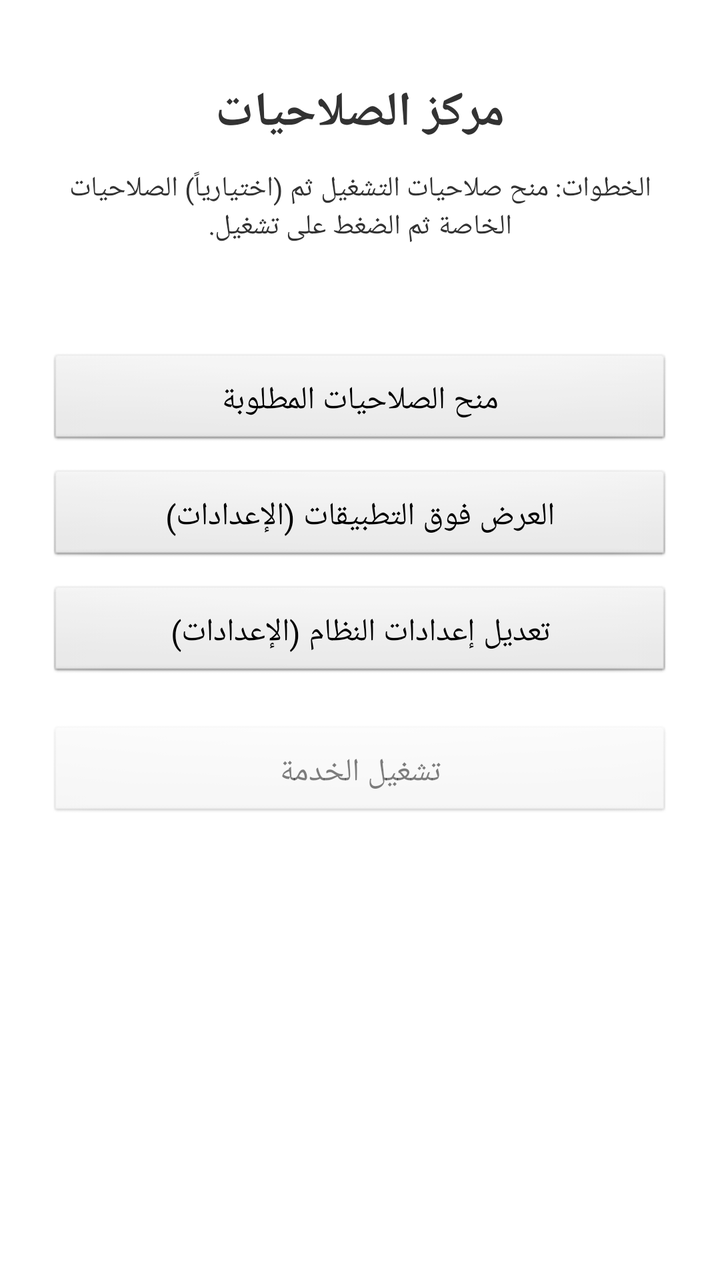
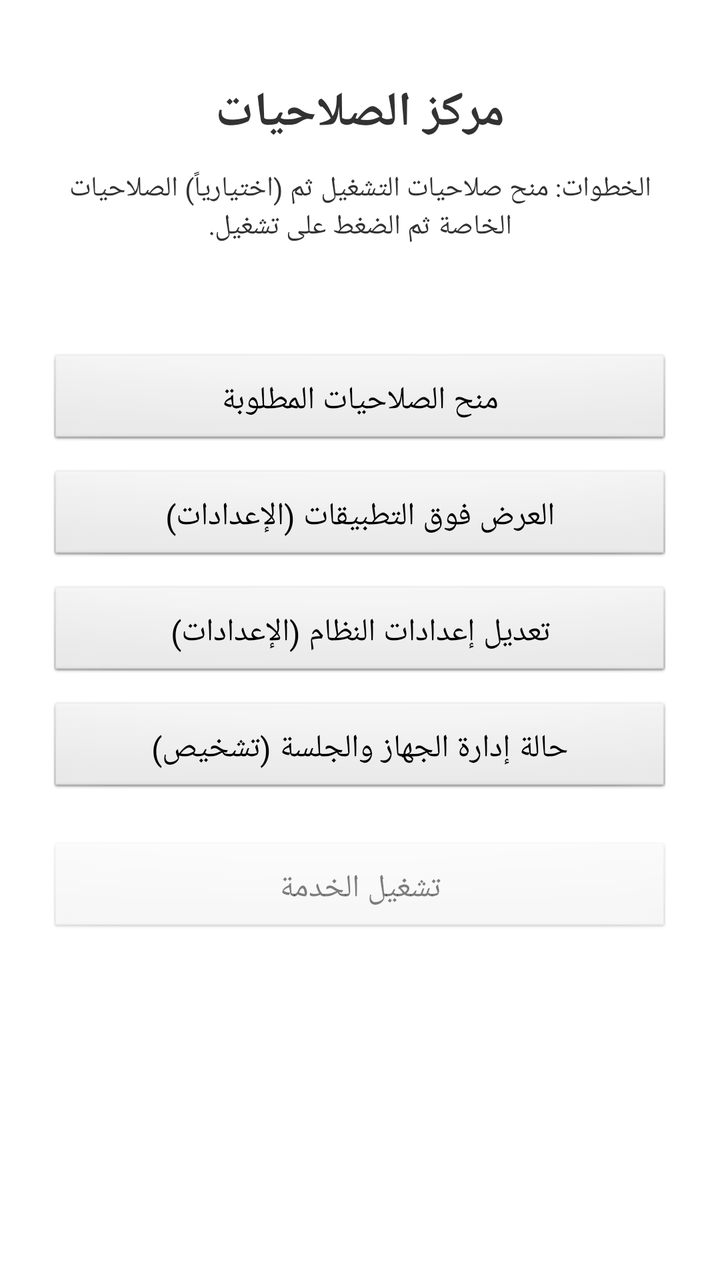

Two renders of the same Android screen: before a commit and after it. Below are the layout's source before the change and the commit's diff.
<!-- AndroidManifest.xml: activity theme AppTheme -->
<!-- res/layout/activity_permission_center.xml -->
<?xml version="1.0" encoding="utf-8"?>
<ScrollView xmlns:android="http://schemas.android.com/apk/res/android"
    android:layout_width="match_parent"
    android:layout_height="match_parent"
    android:fillViewport="true">

    <LinearLayout
        android:layout_width="match_parent"
        android:layout_height="wrap_content"
        android:orientation="vertical"
        android:padding="24dp">

        <TextView
            android:layout_width="match_parent"
            android:layout_height="wrap_content"
            android:text="مركز الصلاحيات"
            android:textSize="24sp"
            android:textStyle="bold"
            android:gravity="center"
            android:layout_marginTop="16dp" />

        <TextView
            android:layout_width="match_parent"
            android:layout_height="wrap_content"
            android:layout_marginTop="12dp"
            android:textSize="14sp"
            android:gravity="center"
            android:text="الخطوات: منح صلاحيات التشغيل ثم (اختيارياً) الصلاحيات الخاصة ثم الضغط على تشغيل."
            android:layout_marginBottom="8dp" />

        <TextView
            android:id="@+id/pc_status"
            android:layout_width="match_parent"
            android:layout_height="wrap_content"
            android:textSize="16sp"
            android:textStyle="bold"
            android:lineSpacingExtra="6dp"
            android:layout_marginTop="8dp"
            android:layout_marginBottom="16dp" />

        <Button
            android:id="@+id/pc_btn_runtime"
            android:layout_width="match_parent"
            android:layout_height="wrap_content"
            android:text="منح الصلاحيات المطلوبة"
            android:textSize="16sp"
            android:padding="12dp" />

        <Button
            android:id="@+id/pc_btn_overlay"
            android:layout_width="match_parent"
            android:layout_height="wrap_content"
            android:text="العرض فوق التطبيقات (الإعدادات)"
            android:textSize="16sp"
            android:padding="12dp"
            android:layout_marginTop="10dp" />

        <Button
            android:id="@+id/pc_btn_write_settings"
            android:layout_width="match_parent"
            android:layout_height="wrap_content"
            android:text="تعديل إعدادات النظام (الإعدادات)"
            android:textSize="16sp"
            android:padding="12dp"
            android:layout_marginTop="10dp" />

        <Button
            android:id="@+id/pc_btn_start"
            android:layout_width="match_parent"
            android:layout_height="wrap_content"
            android:text="تشغيل الخدمة"
            android:textSize="16sp"
            android:padding="12dp"
            android:layout_marginTop="22dp"
            android:enabled="false" />

    </LinearLayout>
</ScrollView>
<!-- resources referenced by this layout -->
<resources>
  <style name="AppTheme" parent="android:Theme.Light.NoTitleBar">
          
      </style>
</resources>

<!-- the commit's change to res/layout/activity_permission_center.xml (unified diff, before → after) -->
@@ -65,6 +65,15 @@
             android:layout_marginTop="10dp" />
 
         <Button
+            android:id="@+id/pc_btn_diagnostics"
+            android:layout_width="match_parent"
+            android:layout_height="wrap_content"
+            android:text="حالة إدارة الجهاز والجلسة (تشخيص)"
+            android:textSize="16sp"
+            android:padding="12dp"
+            android:layout_marginTop="10dp" />
+
+        <Button
             android:id="@+id/pc_btn_start"
             android:layout_width="match_parent"
             android:layout_height="wrap_content"
